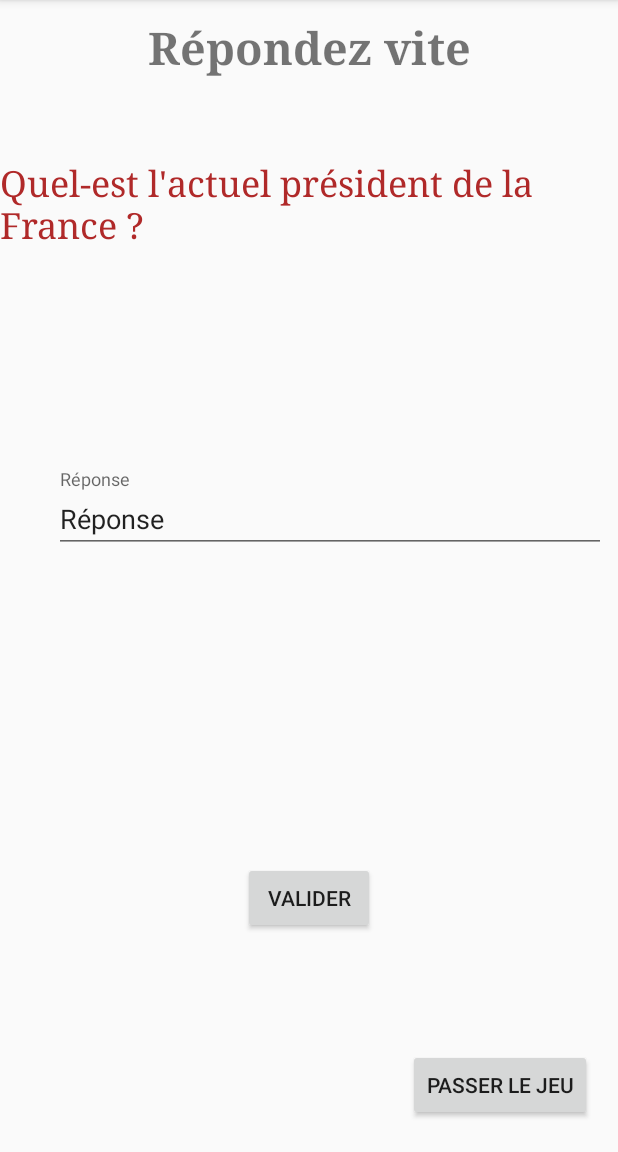
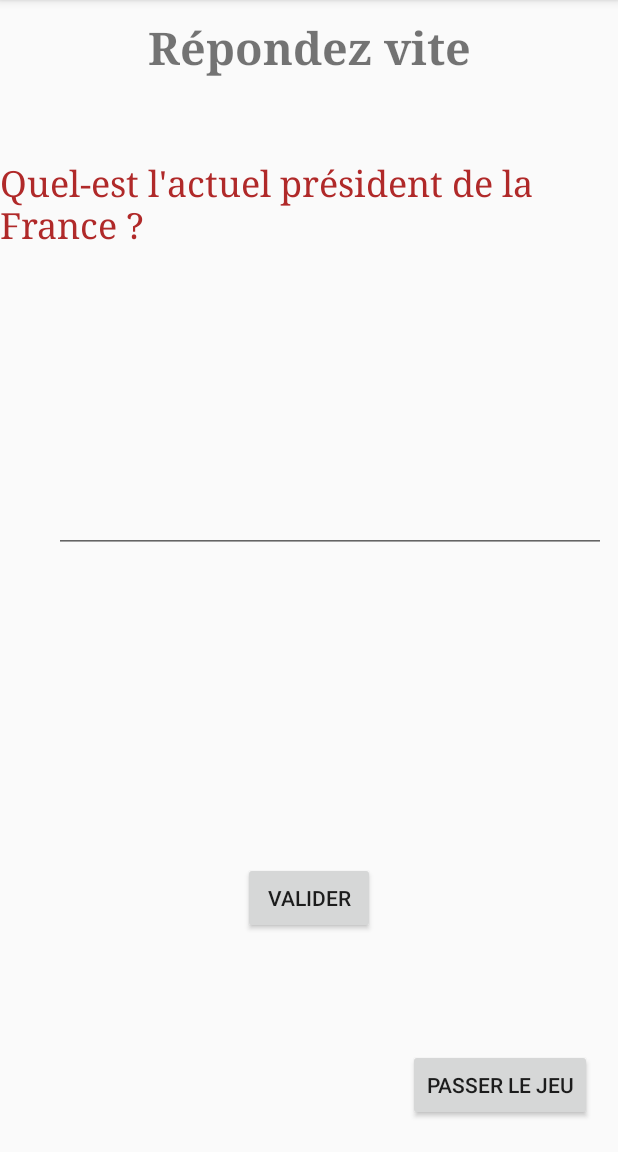
Before and after one commit to TripleDeluxe/JeuPromob, an Android app: the fragment QuizzGameFragment placed in its activity, on a phone screen of 412 x 824 dp, the part 84-1236 px from its top. Run offline under Robolectric (Android 15) with nearby library versions, the phone set to English and light mode, and no system bars.

Commit message:
Quizz : resolution bugs + peaufinage

```diff
--- a/app/src/main/java/com/iot/jeupromob/activity/QuizzGameFragment.java
+++ b/app/src/main/java/com/iot/jeupromob/activity/QuizzGameFragment.java
@@ -24,6 +24,8 @@ import com.iot.jeupromob.util.Random;
 
 import java.io.IOException;
 import java.util.ArrayList;
+import java.util.Arrays;
+import java.util.List;
 
 
 /**
@@ -56,7 +58,8 @@ public class QuizzGameFragment extends Fragment {
     private TextInputEditText textInput = null;
 
     private int nbQuestions = 2;
-    private Question[] questions = new Question[nbQuestions];
+    private ArrayList<Question> mRandomQuestions = null;
+
     //Nécessaire d'initialiser à -1 (cf setNextQuestion() )
     private int currentQuestionIndex = -1;
     //answers[i] = toutes les réponses possibles de questions[i]
@@ -81,24 +84,22 @@ public class QuizzGameFragment extends Fragment {
         answers.add(getResources().getStringArray(R.array.answers_3));
     }
 
-    //Initialise l'Array questions avec un nombre nbQuestions de questions aléatoires et affiche la première question
+    //Initialise l'Array mRandomQuestions avec un nombre nbQuestions de questions aléatoires et affiche la première question
     private void setQuestions(){
-        ArrayList<Integer> lastQuestionsIndex = new ArrayList<Integer>();
-        String[] stringQuestions = getResources().getStringArray(R.array.questions);
+        //On copy le tableau Questions dans une arrayList
+        String[] mQuestions = getResources().getStringArray(R.array.questions);
+        ArrayList<String> mQuestionsArrayList = new ArrayList<>();
+        for(int i=0; i<mQuestions.length; i++){
+            mQuestionsArrayList.add(mQuestions[i]);
+        }
+
+        //On créer le tableau de question aléatoire a partir de mQuestionsArrayList
+        mRandomQuestions = new ArrayList<Question>();
 
         for(int i=0; i < nbQuestions; i++){
-            //On initialise une nouvelle question aléatoire qui n'a pas déjà été choisie
-            int randomIndex = Random.randomInt(stringQuestions.length - 1);
-            boolean isQuestionValid = true;
-            do{
-                for(int j=0; j < lastQuestionsIndex.size(); j++){
-                    if(lastQuestionsIndex.get(i) == randomIndex){
-                        isQuestionValid = false;
-                    }
-                }
-            }while (!isQuestionValid);
-
-            questions[i] = new Question(stringQuestions[randomIndex], randomIndex);
+            int randomIndex = Random.randomInt(mQuestionsArrayList.size() - 1);
+            mRandomQuestions.add(new Question(mQuestionsArrayList.get(randomIndex), randomIndex));
+            mQuestionsArrayList.remove(randomIndex);
         }
 
         setNextQuestion();
@@ -107,34 +108,45 @@ public class QuizzGameFragment extends Fragment {
     private void setNextQuestion(){
         currentQuestionIndex++;
         if(currentQuestionIndex < nbQuestions){
-            textInput.setText(getResources().getString(R.string.quizz_hint));
-            textViewQuestion.setText(questions[currentQuestionIndex].question);
+            textInput.setText("");
+            textViewQuestion.setText(mRandomQuestions.get(currentQuestionIndex).question);
         }else{
             GameManager.getInstance().nextGame((AppCompatActivity) getActivity());
         }
     }
 
     private void checkAnswer(){
-        String answer = textInput.getText().toString();
-        Log.d("answer", answer + "t");
-        String[] questionAnswers = answers.get(questions[currentQuestionIndex].questionIndex);
-        Log.d("answers", questionAnswers[0] + "t");
+        String answer = textInput.getText().toString().toUpperCase().replaceAll("\\s","");
+        String[] questionAnswers = answers.get(mRandomQuestions.get(currentQuestionIndex).questionIndex);
         boolean isAnswerValid = false;
 
 //        Vérification de la réponse
         for(int i=0; i < questionAnswers.length; i++){
-            if(answer.equals(questionAnswers[i])){
+
+            if(answer.equals(questionAnswers[i].toUpperCase().replaceAll("\\s",""))){
                 isAnswerValid = true;
             }
         }
 
         if(isAnswerValid){
             soundGoodAnswer.start();
+            soundGoodAnswer.setOnCompletionListener(new MediaPlayer.OnCompletionListener() {
+                @Override
+                public void onCompletion(MediaPlayer mp) {
+                    setNextQuestion();
+                }
+            });
         }else{
             soundBadAnswer.start();
+            soundBadAnswer.setOnCompletionListener(new MediaPlayer.OnCompletionListener() {
+                @Override
+                public void onCompletion(MediaPlayer mp) {
+                    setNextQuestion();
+                }
+            });
         }
 
-        setNextQuestion();
+
     }
 
     /**
--- a/app/src/main/java/com/iot/jeupromob/activity/ShapeGameFragment.java
+++ b/app/src/main/java/com/iot/jeupromob/activity/ShapeGameFragment.java
@@ -1,7 +1,5 @@
 package com.iot.jeupromob.activity;
 
-import android.content.Context;
-import android.net.Uri;
 import android.os.Bundle;
 import android.support.v4.app.Fragment;
 import android.support.v7.app.AppCompatActivity;
--- a/app/src/main/java/com/iot/jeupromob/util/PaintView.java
+++ b/app/src/main/java/com/iot/jeupromob/util/PaintView.java
@@ -46,7 +46,6 @@ public class PaintView extends View {
     }
 
     public void init(DisplayMetrics metrics) {
-        Log.i("initfunc", "on est a initi");
         int height = metrics.heightPixels;
         int width = metrics.widthPixels;
 
--- a/app/src/main/res/layout/fragment_quizz_game.xml
+++ b/app/src/main/res/layout/fragment_quizz_game.xml
@@ -74,8 +74,7 @@
         <android.support.design.widget.TextInputEditText
             android:id="@+id/fragment_quizz_text_input"
             android:layout_width="match_parent"
-            android:layout_height="wrap_content"
-            android:hint="@string/quizz_hint" />
+            android:layout_height="wrap_content" />
     </android.support.design.widget.TextInputLayout>
 
     <Button
--- a/app/src/main/res/values/strings.xml
+++ b/app/src/main/res/values/strings.xml
@@ -8,10 +8,9 @@
     <string name="end_title">Bien joué !</string>
     <string name="button_pass_game">Passer le jeu</string>
     <string name="button_return_menu">Retour</string>
-    <string name="quizz_hint">Réponse</string>
     <string name="quizz_button_submit">Valider</string>
 
-    <!--Les réponses seront mises en majuscule, auront les espaces effacés pour prévenir les fautes de frappes-->
+    <!--Les réponses seront mises en majuscule, auront les espaces effacés -->
     <string name="quizz_result_true">Correct !</string>
     <string name="quizz_result_false">Incorrect !</string>
     <string-array name="questions">
```
